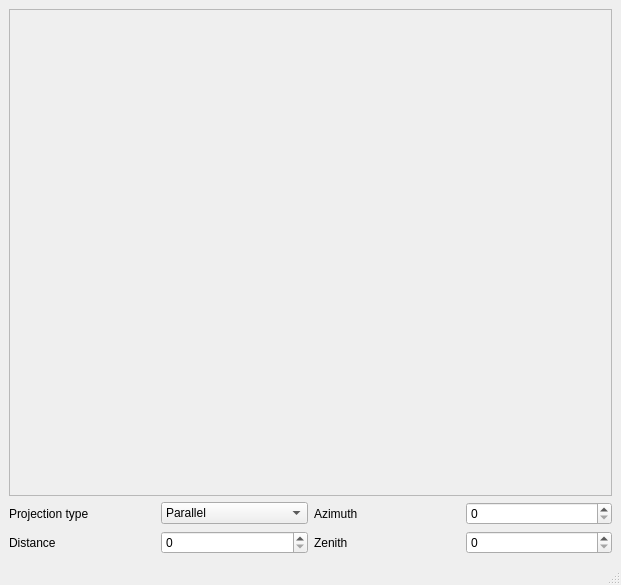
Above: Projections/projections.ui from xriabov/MPM-PG before the change. Below: the same form after it.
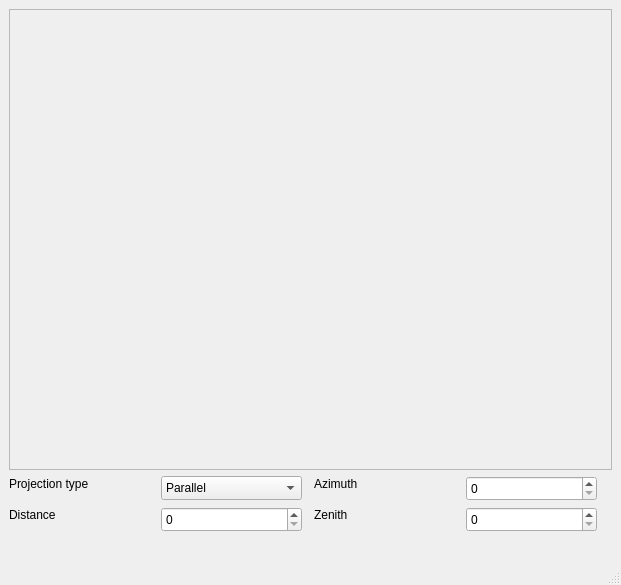
That is the form after the change.

Commit message: Parallel projection

Diff of the .ui file:
```diff
--- a/Projections/projections.ui
+++ b/Projections/projections.ui
@@ -14,37 +14,67 @@
    <string>Projections</string>
   </property>
   <widget class="QWidget" name="centralwidget">
-   <layout class="QGridLayout" name="gridLayout">
-    <item row="2" column="2">
      <widget class="QLabel" name="label">
+    <property name="geometry">
+     <rect>
+      <x>314</x>
+      <y>476</y>
+      <width>50</width>
+      <height>16</height>
+     </rect>
+    </property>
       <property name="text">
        <string>Azimuth</string>
       </property>
      </widget>
-    </item>
-    <item row="2" column="3">
      <widget class="QSpinBox" name="azimuth">
+    <property name="geometry">
+     <rect>
+      <x>466</x>
+      <y>476</y>
+      <width>131</width>
+      <height>25</height>
+     </rect>
+    </property>
       <property name="maximum">
        <number>360</number>
       </property>
      </widget>
-    </item>
-    <item row="3" column="3">
      <widget class="QSpinBox" name="zenith">
+    <property name="geometry">
+     <rect>
+      <x>466</x>
+      <y>507</y>
+      <width>131</width>
+      <height>25</height>
+     </rect>
+    </property>
       <property name="maximum">
        <number>180</number>
       </property>
      </widget>
-    </item>
-    <item row="3" column="2">
      <widget class="QLabel" name="label_2">
+    <property name="geometry">
+     <rect>
+      <x>314</x>
+      <y>507</y>
+      <width>38</width>
+      <height>16</height>
+     </rect>
+    </property>
       <property name="text">
        <string>Zenith</string>
       </property>
      </widget>
-    </item>
-    <item row="2" column="1">
      <widget class="QComboBox" name="projectionType">
+    <property name="geometry">
+     <rect>
+      <x>161</x>
+      <y>476</y>
+      <width>141</width>
+      <height>24</height>
+     </rect>
+    </property>
       <item>
        <property name="text">
         <string>Parallel</string>
@@ -56,16 +86,28 @@
        </property>
       </item>
      </widget>
-    </item>
-    <item row="2" column="0">
      <widget class="QLabel" name="label_3">
+    <property name="geometry">
+     <rect>
+      <x>9</x>
+      <y>476</y>
+      <width>91</width>
+      <height>16</height>
+     </rect>
+    </property>
       <property name="text">
        <string>Projection type</string>
       </property>
      </widget>
-    </item>
-    <item row="0" column="0" colspan="4">
      <widget class="QFrame" name="frame">
+    <property name="geometry">
+     <rect>
+      <x>9</x>
+      <y>9</y>
+      <width>603</width>
+      <height>461</height>
+     </rect>
+    </property>
       <property name="frameShape">
        <enum>QFrame::StyledPanel</enum>
       </property>
@@ -73,18 +115,29 @@
        <enum>QFrame::Raised</enum>
       </property>
      </widget>
-    </item>
-    <item row="3" column="1">
-     <widget class="QSpinBox" name="distance"/>
-    </item>
-    <item row="3" column="0">
+   <widget class="QSpinBox" name="distance">
+    <property name="geometry">
+     <rect>
+      <x>161</x>
+      <y>507</y>
+      <width>141</width>
+      <height>25</height>
+     </rect>
+    </property>
+   </widget>
      <widget class="QLabel" name="label_4">
+    <property name="geometry">
+     <rect>
+      <x>9</x>
+      <y>507</y>
+      <width>53</width>
+      <height>16</height>
+     </rect>
+    </property>
       <property name="text">
        <string>Distance</string>
       </property>
      </widget>
-    </item>
-   </layout>
   </widget>
   <widget class="QMenuBar" name="menubar">
    <property name="geometry">
```
Lines whose indentation alone changed are shown as unchanged. The commit also changes 5 other files.
